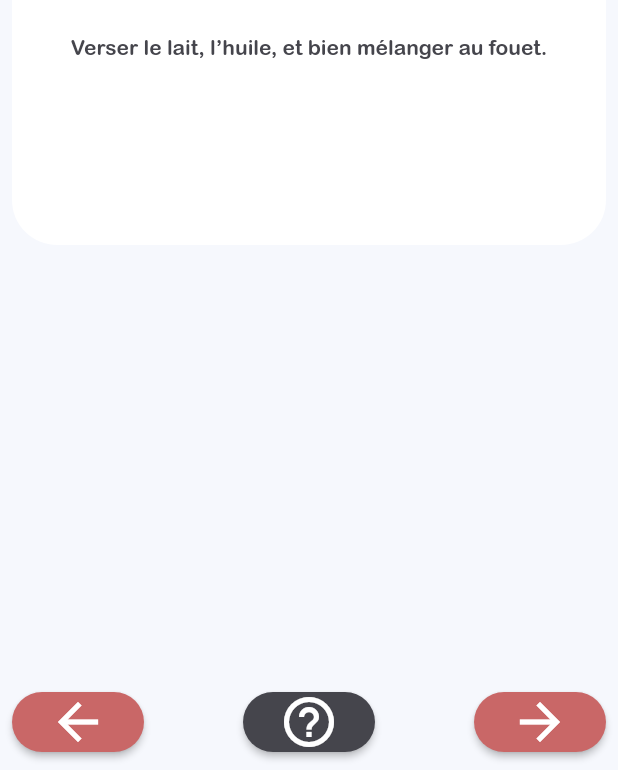
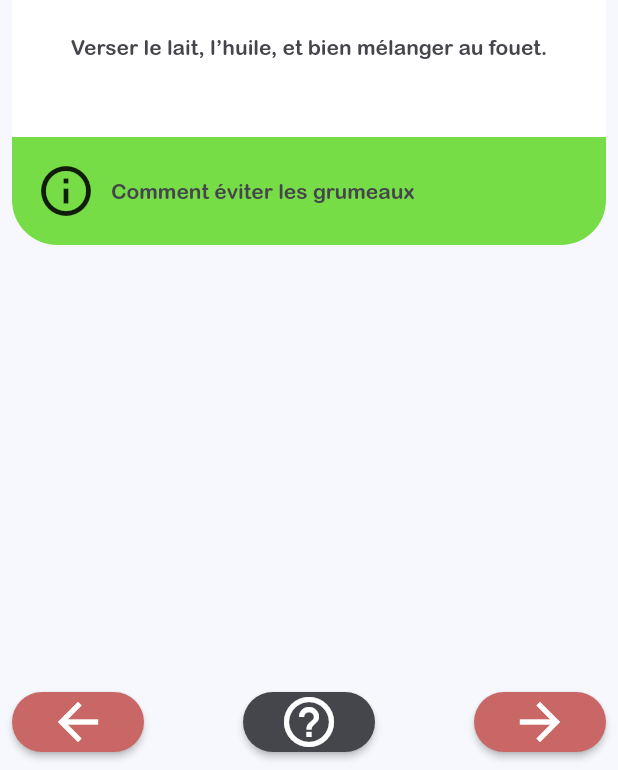
Before and after one commit to otakedev/gred-mobile, a Flutter app: the screen it shows after launch, after a tap on "Start Cooking !", on a phone screen of 412 x 824 dp, the part 466-1236 px from its top. Run offline on Flutter 3.47's test engine with Material 2 defaults, Android fonts, the phone set to English and light mode, and no system bars; our stand-ins replace flutter_svg, font_awesome_flutter, shared_preferences.

Commit message:
#4 add green highlight as help

```diff
--- a/lib/mocks/recipe_mock.dart
+++ b/lib/mocks/recipe_mock.dart
@@ -27,7 +27,8 @@ const RECIPES_MOCK = [
           "title": "Comment éviter les grumeaux",
           "content":
               "Il est nécessaire d’ajouter le lait très progressivement dans la pâte afin que la farine ait le temps de l’assimiler. Il est conseillé de verser en 4 ou 5 fois sans jamais s'arrêter de fouetter.",
-          "videoSource": ""
+          "videoSource": "",
+          "videoTitle": "Comment éviter les grumeaux"
         }
       },
       {
--- a/lib/models/recipe_help_model.dart
+++ b/lib/models/recipe_help_model.dart
@@ -4,20 +4,28 @@ class RecipeHelpModel {
   final String title;
   final String content;
   final String videoSource;
+  final String videoTitle;
 
   RecipeHelpModel(
       {@required this.title,
       @required this.content,
-      @required this.videoSource})
+      @required this.videoSource,
+      @required this.videoTitle})
       : assert(title != null),
         assert(content != null),
-        assert(videoSource != null);
+        assert(videoSource != null),
+        assert(videoTitle != null);
 
   RecipeHelpModel.fromMap(Map<String, dynamic> json)
       : title = json['title'],
         content = json['content'],
-        videoSource = json['videoSource'];
+        videoSource = json['videoSource'],
+        videoTitle = json['videoTitle'];
 
-  Map<String, dynamic> toMap() =>
-      {"title": title, "content": content, "videoSource": videoSource};
+  Map<String, dynamic> toMap() => {
+        "title": title,
+        "content": content,
+        "videoSource": videoSource,
+        "videoTitle": videoTitle
+      };
 }
--- a/lib/screens/recipe-page/components/recipe.dart
+++ b/lib/screens/recipe-page/components/recipe.dart
@@ -1,4 +1,5 @@
 import 'package:flutter/material.dart';
+import 'package:gred_mobile/core/storage.dart';
 import 'package:gred_mobile/core/text_style.dart';
 import 'package:gred_mobile/models/recipe_model.dart';
 import 'package:gred_mobile/screens/recipe-page/components/cook_level.dart';
@@ -72,7 +73,20 @@ class Recipe extends StatelessWidget {
             padding: const EdgeInsets.all(8.0),
             child: RecipeList(elems: recipe.utensils, title: "Ustensiles"),
           ),
-          SizedBox(height: 100)
+          SizedBox(height: 100),
+
+          // TODO Remove , this is for testing
+          Column(
+              crossAxisAlignment: CrossAxisAlignment.start,
+              children: <Widget>[
+                RaisedButton(
+                    onPressed: () => writeStorage("user_skill", "NOVICE"),
+                    child: Text("Novice")),
+                RaisedButton(
+                  onPressed: () => writeStorage("user_skill", "EXPERT"),
+                  child: Text("Expert"),
+                )
+              ])
         ],
       ),
     );
--- a/lib/screens/recipe-page/recipe-step-page/components/recipe_step.dart
+++ b/lib/screens/recipe-page/recipe-step-page/components/recipe_step.dart
@@ -4,6 +4,8 @@ import 'package:gred_mobile/models/recipe_step_model.dart';
 import 'package:gred_mobile/providers/recipe_step_provider.dart';
 import 'package:gred_mobile/theme/colors.dart';
 import 'package:provider/provider.dart';
+
+import 'help_dialog.dart';
 
 class RecipeStep extends StatelessWidget {
   const RecipeStep(this.index, {Key key}) : super(key: key);
@@ -15,6 +17,8 @@ class RecipeStep extends StatelessWidget {
     var item = context.select<RecipeStepProvider, RecipeStepModel>(
       (provider) => provider.findByIndex(index),
     );
+
+    bool isHelpAvailable = item.help != null;
 
     return Container(
       child: Padding(
@@ -51,6 +55,44 @@ class RecipeStep extends StatelessWidget {
                     padding: const EdgeInsets.all(16.0),
                     child: Text('${item.description}'),
                   ),
+                  Spacer(),
+                  isHelpAvailable
+                      ? Container(
+                          padding: const EdgeInsets.all(16.0),
+                          decoration: BoxDecoration(
+                            borderRadius: BorderRadius.only(
+                                bottomLeft: Radius.circular(30.0),
+                                bottomRight: Radius.circular(30.0)),
+                            color: kColorGreen,
+                          ),
+                          child: GestureDetector(
+                            onTap: () => {
+                              showDialog(
+                                  context: context,
+                                  builder: (_) => HelpDialog(index)),
+                            },
+                            child: Row(
+                              children: [
+                                Icon(
+                                  // Icons.play_circle_outline,
+                                  Icons.info_outline,
+                                  size: 40,
+                                ),
+                                SizedBox(
+                                  width: 10,
+                                ),
+                                Expanded(
+                                  child: Text(
+                                    '${item.help.videoTitle}',
+                                    overflow: TextOverflow.ellipsis,
+                                    maxLines: 2,
+                                  ),
+                                )
+                              ],
+                            ),
+                          ),
+                        )
+                      : SizedBox.shrink()
                 ],
               ),
             ),
--- a/lib/screens/recipe-page/recipe-step-page/components/recipe_steps.dart
+++ b/lib/screens/recipe-page/recipe-step-page/components/recipe_steps.dart
@@ -1,5 +1,5 @@
 import 'package:flutter/material.dart';
-import 'package:gred_mobile/models/recipe_help_model.dart';
+import 'package:gred_mobile/core/storage.dart';
 import 'package:gred_mobile/models/recipe_step_model.dart';
 import 'package:gred_mobile/providers/recipe_step_provider.dart';
 import 'package:gred_mobile/screens/recipe-page/recipe-step-page/components/help_dialog.dart';
@@ -23,10 +23,14 @@ class _RecipeStepsState extends State<RecipeSteps> {
 
   void _onPageViewChange(int page) {
     _currentPage = page;
-    setState(() {
+    setState(() async {
+      var r = await readStorage("user_skill");
+      print("user_skill: " + r);
       _isHelpVisible = recipes[page].help != null;
     });
   }
+
+  void checkSkill() {}
 
   int Function() _previousPage() {
     return () => _currentPage - 1;
@@ -60,7 +64,9 @@ class _RecipeStepsState extends State<RecipeSteps> {
   Widget helpButton(IconData icon, void Function() onPressed,
           {style = ButtonTextTheme.primary}) =>
       RaisedButton(
-        color: kColorSecondary,
+        color: readStorage("user_skill") == "NOVICE"
+            ? kColorGreen
+            : kColorSecondary,
         textTheme: style,
         onPressed: () {
           showDialog(
--- a/lib/theme/colors.dart
+++ b/lib/theme/colors.dart
@@ -8,6 +8,7 @@ const kColorSecondary = const Color(0xFF45454C);
 const kColorAccent = const Color(0xFFF77DD47);
 const kColorBackground = const Color(0xFFF6F8FD);
 const kColorWhite = const Color(0xFFFFFFFFF);
+const kColorGreen = const Color(0xFF77DD47);
 
 MaterialColor generateMaterialColor(Color color) {
   return MaterialColor(color.value, {
```
